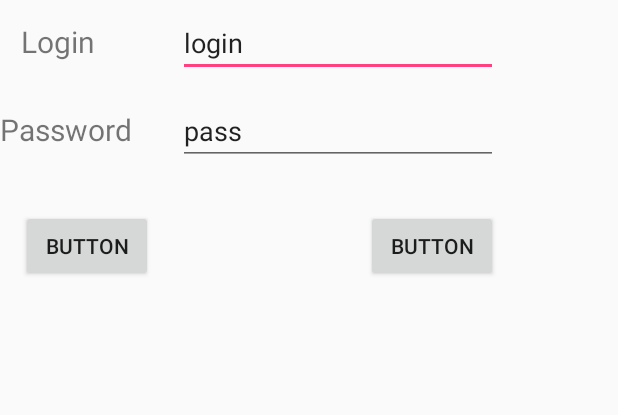
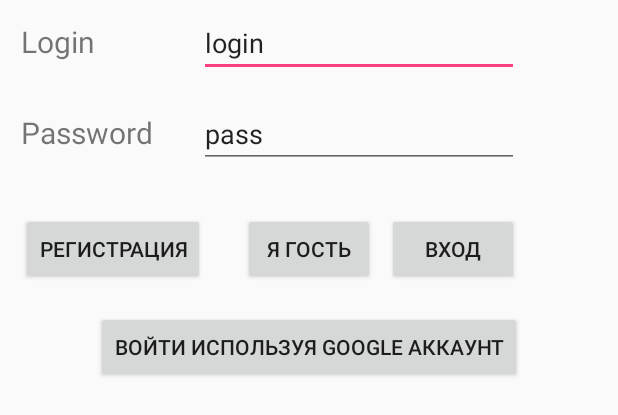
Before and after one commit to AlexeyGodyaev/TonusApp, an Android app: the layout authorization_layout.xml on its own in the app's theme, with its tools: preview values and no code run, on a phone screen of 412 x 824 dp. Shown: the top 415 px of the screen. Run offline under Robolectric (Android 15) with nearby library versions, the light colour scheme and no system bars.

Commit message:
сделал окно авторизации

```diff
--- a/frontend/CaloriesDiary/app/src/main/res/layout/authorization_layout.xml
+++ b/frontend/CaloriesDiary/app/src/main/res/layout/authorization_layout.xml
@@ -9,10 +9,10 @@
         android:layout_height="wrap_content"
         android:textSize="20sp"
         android:text="Password "
-        android:layout_marginTop="21dp"
+        android:layout_marginTop="23dp"
         android:layout_below="@+id/editLogin"
-        android:layout_alignParentLeft="true"
-        android:layout_alignParentStart="true" />
+        android:layout_alignLeft="@+id/loginLable"
+        android:layout_alignStart="@+id/loginLable" />
 
     <EditText
         android:id="@+id/editLogin"
@@ -54,22 +54,40 @@
         android:layout_marginStart="14dp" />
 
     <Button
-        android:id="@+id/button2"
+        android:id="@+id/loginButton"
         android:layout_width="wrap_content"
         android:layout_height="wrap_content"
-        android:text="Button"
+        android:text="Вход"
         android:layout_marginTop="30dp"
         android:layout_below="@+id/editPassword"
         android:layout_alignRight="@+id/editPassword"
         android:layout_alignEnd="@+id/editPassword" />
 
     <Button
-        android:id="@+id/button3"
+        android:id="@+id/registrationButton"
         android:layout_width="wrap_content"
         android:layout_height="wrap_content"
-        android:text="Button"
-        android:layout_alignBaseline="@+id/button2"
-        android:layout_alignBottom="@+id/button2"
-        android:layout_alignLeft="@+id/loginLable"
-        android:layout_alignStart="@+id/loginLable" />
+        android:text="Регистрация"
+        android:layout_alignBaseline="@+id/guestButton"
+        android:layout_alignBottom="@+id/guestButton"
+        android:layout_alignLeft="@+id/passwordLable"
+        android:layout_alignStart="@+id/passwordLable" />
+
+    <Button
+        android:id="@+id/googleAccountButton"
+        android:layout_width="wrap_content"
+        android:layout_height="wrap_content"
+        android:layout_below="@+id/registrationButton"
+        android:layout_centerHorizontal="true"
+        android:layout_marginTop="17dp"
+        android:text="Войти используя Google аккаунт" />
+
+    <Button
+        android:id="@+id/guestButton"
+        android:layout_width="wrap_content"
+        android:layout_height="wrap_content"
+        android:text="Я гость"
+        android:layout_alignBaseline="@+id/loginButton"
+        android:layout_alignBottom="@+id/loginButton"
+        android:layout_centerHorizontal="true" />
 </RelativeLayout>
```
